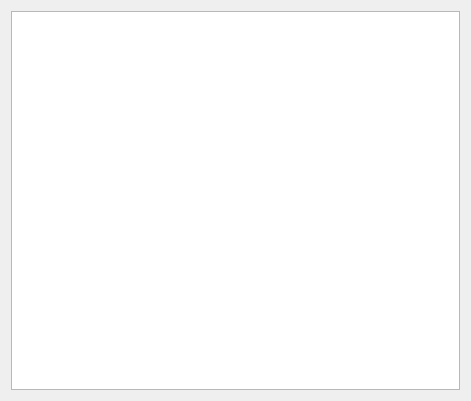
Above: src/schema2/schema2alterview.ui from mugiseyebrows/mugi-query before the change. Below: the same form after it.
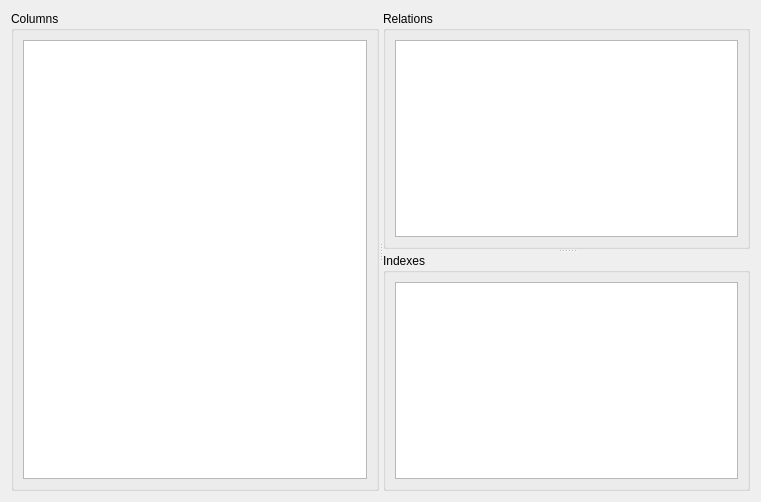
That is the form after the change.

The edit to the form file:
```diff
--- a/src/schema2/schema2alterview.ui
+++ b/src/schema2/schema2alterview.ui
@@ -6,16 +6,67 @@
    <rect>
     <x>0</x>
     <y>0</y>
-    <width>471</width>
-    <height>401</height>
+    <width>761</width>
+    <height>502</height>
    </rect>
   </property>
   <property name="windowTitle">
    <string>Form</string>
   </property>
-  <layout class="QVBoxLayout" name="verticalLayout">
+  <layout class="QVBoxLayout" name="verticalLayout_4">
    <item>
-    <widget class="QTableView" name="table"/>
+    <widget class="QSplitter" name="splitter_2">
+     <property name="orientation">
+      <enum>Qt::Horizontal</enum>
+     </property>
+     <widget class="QGroupBox" name="groupBox">
+      <property name="title">
+       <string>Columns</string>
+      </property>
+      <layout class="QVBoxLayout" name="verticalLayout">
+       <item>
+        <widget class="QTableView" name="columns">
+         <attribute name="horizontalHeaderStretchLastSection">
+          <bool>true</bool>
+         </attribute>
+        </widget>
+       </item>
+      </layout>
+     </widget>
+     <widget class="QSplitter" name="splitter">
+      <property name="orientation">
+       <enum>Qt::Vertical</enum>
+      </property>
+      <widget class="QGroupBox" name="groupBox_2">
+       <property name="title">
+        <string>Relations</string>
+       </property>
+       <layout class="QVBoxLayout" name="verticalLayout_2">
+        <item>
+         <widget class="QTableView" name="relations">
+          <attribute name="horizontalHeaderStretchLastSection">
+           <bool>true</bool>
+          </attribute>
+         </widget>
+        </item>
+       </layout>
+      </widget>
+      <widget class="QGroupBox" name="groupBox_3">
+       <property name="title">
+        <string>Indexes</string>
+       </property>
+       <layout class="QVBoxLayout" name="verticalLayout_3">
+        <item>
+         <widget class="QTableView" name="indexes">
+          <attribute name="horizontalHeaderStretchLastSection">
+           <bool>true</bool>
+          </attribute>
+         </widget>
+        </item>
+       </layout>
+      </widget>
+     </widget>
+    </widget>
    </item>
   </layout>
  </widget>
```
